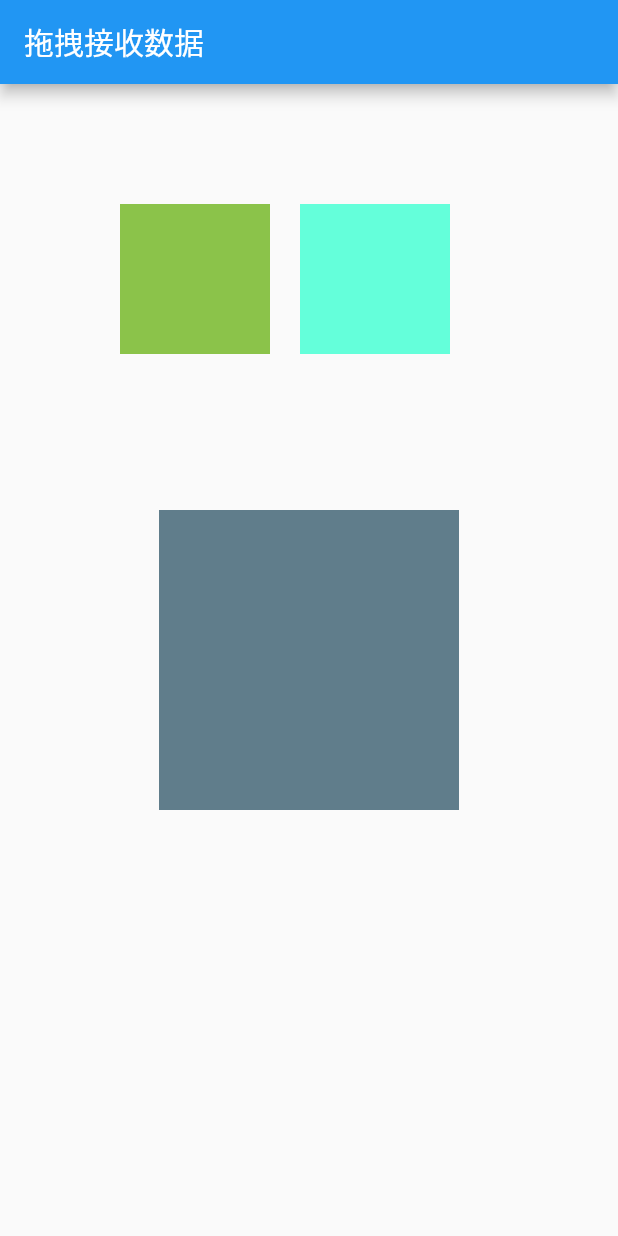
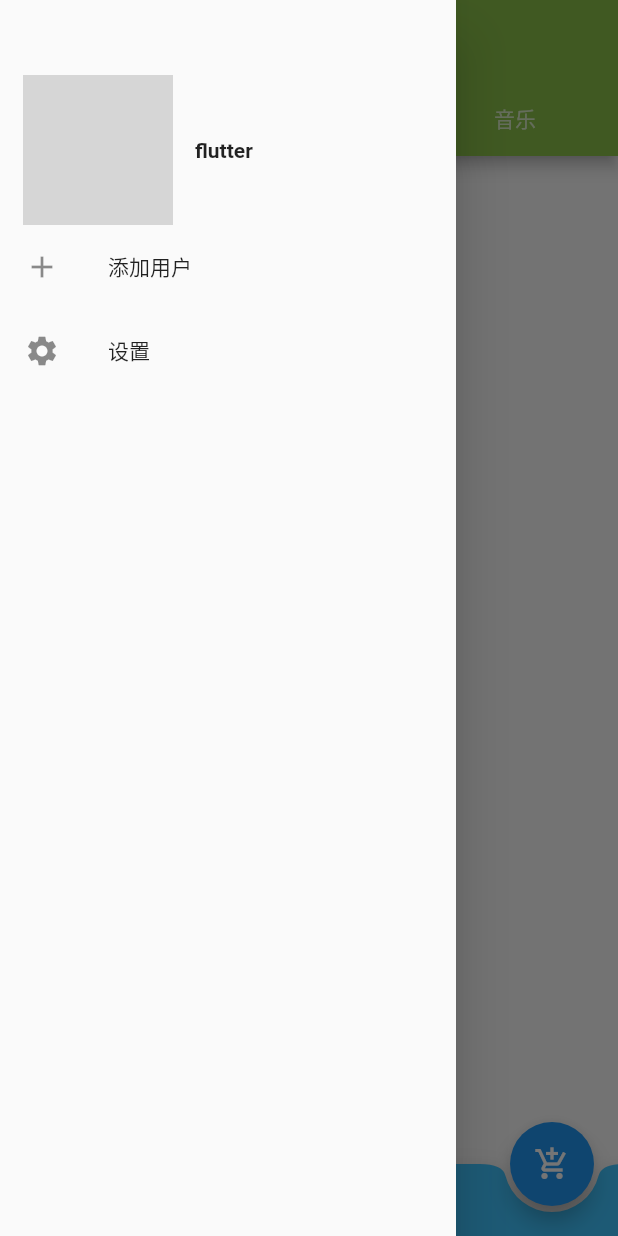
Before and after one commit to soojade/flutter-demoes, a Flutter app: the screen it shows after launch, with the side drawer open (before the commit the screen has no drawer), on a phone screen of 412 x 824 dp. Run offline on Flutter 3.47's test engine with Material 2 defaults, Android fonts, the phone set to English and light mode, and no system bars; network calls fail; grey boxes are pictures that could not be loaded.

Commit message:
appbar bottomappbar drawer demo

```diff
--- a/lib/main.dart
+++ b/lib/main.dart
@@ -1,5 +1,6 @@
 import 'package:flutter/material.dart';
-import 'package:flutter_demoes/drag_box/drop_box.dart'; // 拖拽
+import 'package:flutter_demoes/simple_app_demo/simple_app.dart'; // 一个简单的小应用界面
+// import 'package:flutter_demoes/drag_box/drop_box.dart';  // 拖拽
 // import 'package:flutter_demoes/light_tip/light_tip.dart'; // 轻量级的小提示
 // import 'package:flutter_demoes/cupertino_right_slip_back/right_slip_back.dart'; // 右滑返回
 // import 'package:flutter_demoes/splash_screen/splash_screen.dart'; // 闪屏动画
@@ -37,7 +38,8 @@ class MyApp extends StatelessWidget {
       // home: SplashScreen(), // 闪屏动画
       // home: RightSlipBack(), // 右滑返回
       // home: LightTip(), // 轻量级的小提示
-      home: DropBox(), // 拖拽
+      // home: DropBox(), // 拖拽
+      home: SimpleApp(), // 一个简单的小应用界面
     );
   }
 }
--- /dev/null
+++ b/lib/simple_app_demo/bottom_app_bar.dart
@@ -0,0 +1,31 @@
+import 'package:flutter/material.dart';
+
+class MyBottomAppBar extends StatefulWidget {
+  _MyBottomAppBarState createState() => _MyBottomAppBarState();
+}
+
+class _MyBottomAppBarState extends State<MyBottomAppBar> {
+  int _selectedIndex = 1;
+  @override
+  Widget build(BuildContext context) {
+    return BottomAppBar(
+      color: Colors.lightBlueAccent,
+      shape: CircularNotchedRectangle(), // 底部导航栏打一个圆形的洞
+      child: Row(
+        children: [
+          IconButton(
+              icon: Icon(Icons.home),
+              highlightColor: Colors.lime,
+              tooltip: '首页',
+              onPressed: () {}),
+          IconButton(
+              icon: Icon(Icons.shopping_cart),
+              highlightColor: Colors.lime,
+              tooltip: '购物车',
+              onPressed: () {}),
+        ],
+        mainAxisAlignment: MainAxisAlignment.spaceEvenly, //均分底部导航栏横向空间
+      ),
+    );
+  }
+}
--- /dev/null
+++ b/lib/simple_app_demo/drawer.dart
@@ -0,0 +1,49 @@
+import 'package:flutter/material.dart';
+
+class MyDrawer extends StatelessWidget {
+  @override
+  Widget build(BuildContext context) {
+    return Drawer(
+      child: MediaQuery.removePadding(
+        context: context,
+        removeTop: true,
+        child: Column(
+          crossAxisAlignment: CrossAxisAlignment.start,
+          children: <Widget>[
+            Padding(
+              padding: const EdgeInsets.only(top: 50.0),
+              child: Row(
+                children: <Widget>[
+                  Padding(
+                    padding: const EdgeInsets.symmetric(horizontal: 15.0),
+                    child: ClipOval(
+                      child: Image.network(
+                        'https://docs.flutter.io/flutter/static-assets/favicon.png',
+                        width: 100.0,
+                      ),
+                    ),
+                  ),
+                  Text('flutter', style: TextStyle(fontWeight: FontWeight.bold))
+                ],
+              ),
+            ),
+            Expanded(
+              child: ListView(
+                children: <Widget>[
+                  ListTile(
+                    leading: Icon(Icons.add),
+                    title: Text('添加用户'),
+                  ),
+                  ListTile(
+                    leading: Icon(Icons.settings),
+                    title: Text('设置'),
+                  )
+                ],
+              ),
+            )
+          ],
+        ),
+      ),
+    );
+  }
+}
--- /dev/null
+++ b/lib/simple_app_demo/simple_app.dart
@@ -0,0 +1,53 @@
+import 'package:flutter/material.dart';
+import 'drawer.dart';
+import 'bottom_app_bar.dart';
+
+class SimpleApp extends StatefulWidget {
+  _SimpleAppState createState() => _SimpleAppState();
+}
+
+class _SimpleAppState extends State<SimpleApp>
+    with SingleTickerProviderStateMixin {
+  TabController _tabController; // 控制/监听Tab菜单切换
+  List tabs = ['小说', '游戏', '音乐']; // 定义tab栏内容
+
+  @override
+  void initState() {
+    super.initState();
+    _tabController = TabController(length: tabs.length, vsync: this);
+  }
+
+  @override
+  Widget build(BuildContext context) {
+    return Scaffold(
+      appBar: AppBar(
+          title: Text("App Name"),
+          centerTitle: true, // title是否居中
+          backgroundColor: Colors.lightGreen,
+          automaticallyImplyLeading:
+              true, // 不设定leading自动实现侧边抽屉栏，前提是Scaffold 中设置了 drawer 属性
+          bottom: TabBar(
+              controller: _tabController,
+              tabs: tabs.map((e) => Tab(text: e)).toList())),
+      drawer: MyDrawer(),
+      body: TabBarView(
+        controller: _tabController,
+        children: tabs
+            .map((e) => Container(
+                  alignment: Alignment.center,
+                  child: Text(
+                    e,
+                    textScaleFactor: 3.0,
+                  ),
+                ))
+            .toList(),
+      ),
+      bottomNavigationBar: MyBottomAppBar(),
+      floatingActionButton: FloatingActionButton(
+        child: Icon(Icons.add_shopping_cart),
+        onPressed: () {},
+      ),
+      floatingActionButtonLocation: FloatingActionButtonLocation.endDocked,
+    );
+  }
+}
```
